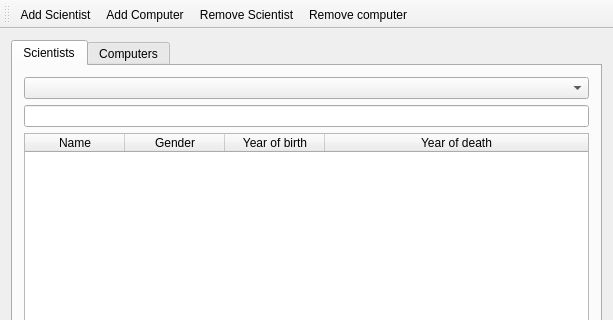
Above: mainwindow.ui from VLN1-Hopur23/VLN1-Hopur23 before the change; both pictures show x 0 to 613 and y 0 to 320 of the 613 by 525 pixel window. Below: the same form after it.
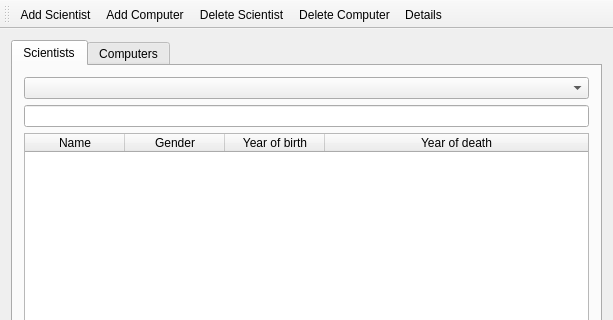
That is the form after the change. Icons and pictures are not drawn.

The edit to the form file:
```diff
--- a/mainwindow.ui
+++ b/mainwindow.ui
@@ -200,6 +200,7 @@
    <addaction name="action_add_Computer"/>
    <addaction name="action_remove_scientist"/>
    <addaction name="action_remove_computer"/>
+   <addaction name="action_details"/>
   </widget>
   <action name="action_add_Scientist">
    <property name="checkable">
@@ -231,7 +232,7 @@
      <normaloff>:/icons/images/remove_scientist.png</normaloff>:/icons/images/remove_scientist.png</iconset>
    </property>
    <property name="text">
-    <string>Remove Scientist</string>
+    <string>Delete Scientist</string>
    </property>
    <property name="toolTip">
     <string>Remove Scientist</string>
@@ -243,7 +244,10 @@
      <normaloff>:/icons/images/remove_computer.png</normaloff>:/icons/images/remove_computer.png</iconset>
    </property>
    <property name="text">
-    <string>Remove computer</string>
+    <string>Delete Computer</string>
+   </property>
+   <property name="toolTip">
+    <string>Delete Computer</string>
    </property>
   </action>
   <action name="action_details">
```
Left out of the diff: 4 changed lines with no effect on the pictures.
